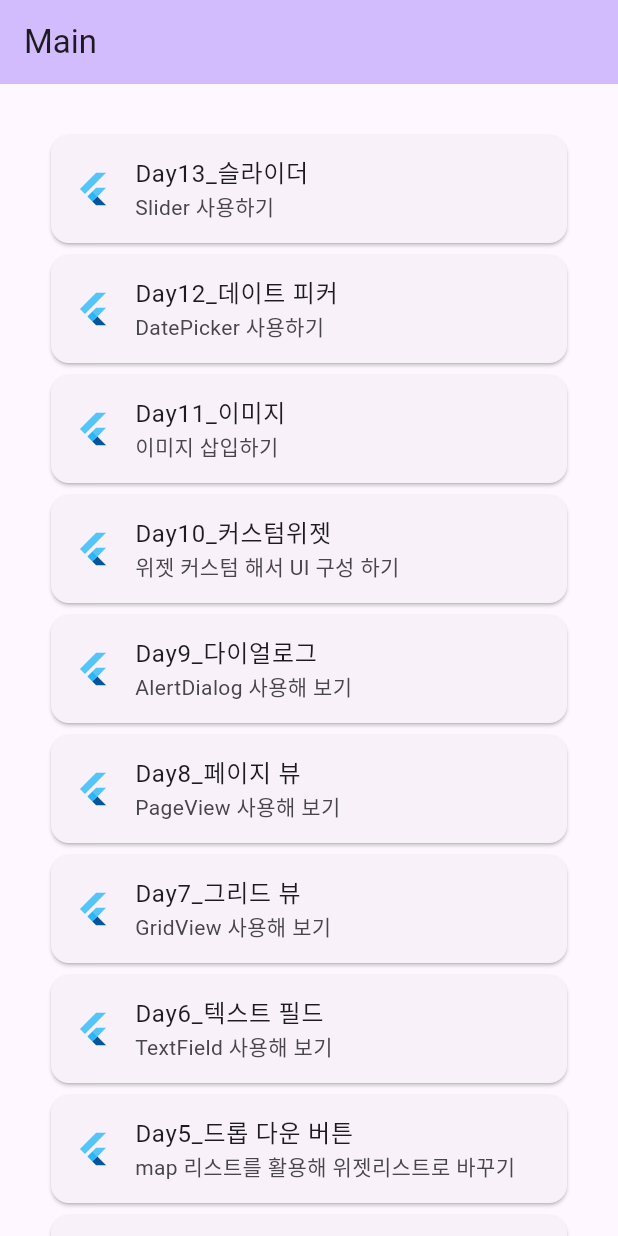
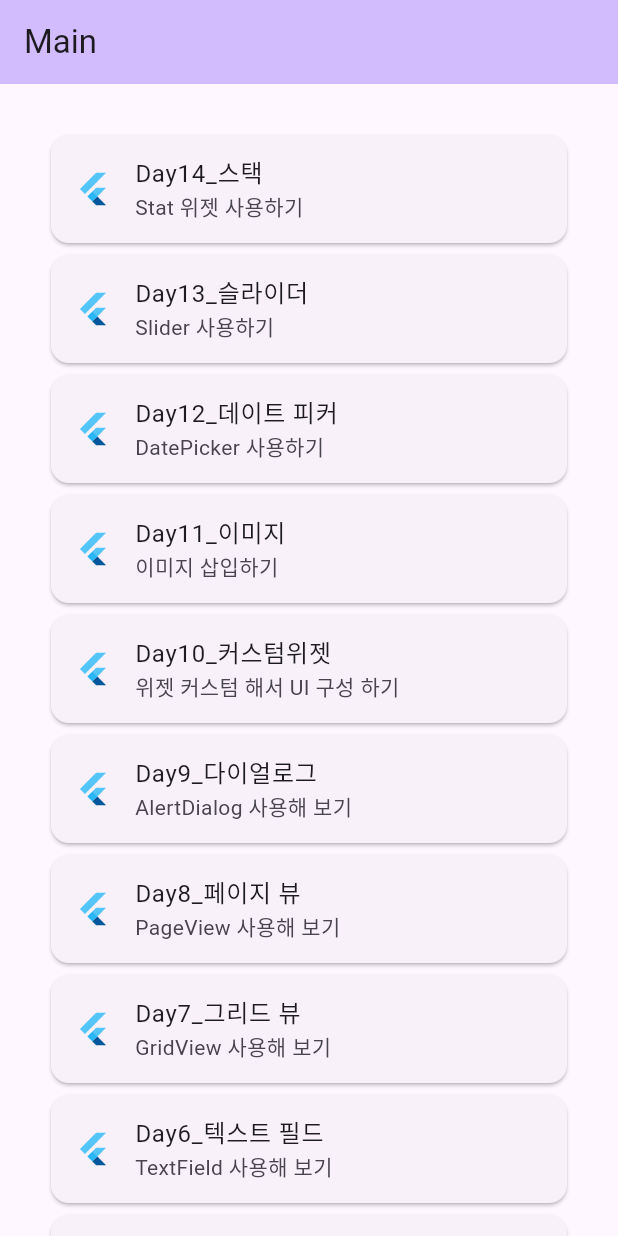
Before and after one commit to junselee42/flutter_study, a Flutter app: the screen it shows after launch, on a phone screen of 412 x 824 dp. Run offline on Flutter 3.47's test engine with Material 2 defaults, Android fonts, the phone set to English and light mode, and no system bars.

Commit message:
update: updated ex13 - Stack 예제 - 파일이름 변경 (thirteenth.dart -> thirteen.dart)

```diff
--- a/lib/main.dart
+++ b/lib/main.dart
@@ -52,6 +52,17 @@ class _MyHomePageState extends State<MyHomePage> {
       body: ListView(
         padding: const EdgeInsets.all(30),
         children: [
+          Card(
+            child: ListTile(
+              leading: const FlutterLogo(),
+              title: const Text('Day14_스택'),
+              subtitle: const Text('Stat 위젯 사용하기'),
+              hoverColor: Colors.purple,
+              onTap: () {
+                Navigator.of(context).pushNamed('/fourteenth');
+              },
+            ),
+          ),
           Card(
             child: ListTile(
               leading: const FlutterLogo(),
--- a/lib/router/router.dart
+++ b/lib/router/router.dart
@@ -12,7 +12,8 @@ import 'package:flutter00/router/pages/nine.dart';
 import 'package:flutter00/router/pages/ten.dart';
 import 'package:flutter00/router/pages/eleven.dart';
 import 'package:flutter00/router/pages/twelve.dart';
-import 'package:flutter00/router/pages/thirteenth.dart';
+import 'package:flutter00/router/pages/thirteen.dart';
+import 'package:flutter00/router/pages/fourteen.dart';
 
 final routes = {
   '/': (BuildContext context) => const MyHomePage(title: "Main"),
@@ -29,4 +30,5 @@ final routes = {
   '/eleventh': (BuildContext context) => const ElevenPage(),
   '/twelfth': (BuildContext context) => const TwelvePage(),
   '/thirteenth': (BuildContext context) => const ThirteenPage(),
+  '/fourteenth': (BuildContext context) => const FourteenPage(),
 };
```
Also changed, not shown: lib/router/pages/fourteen.dart (added, +42 -0 lines), lib/router/pages/thirteen.dart (renamed from lib/router/pages/thirteenth.dart).
